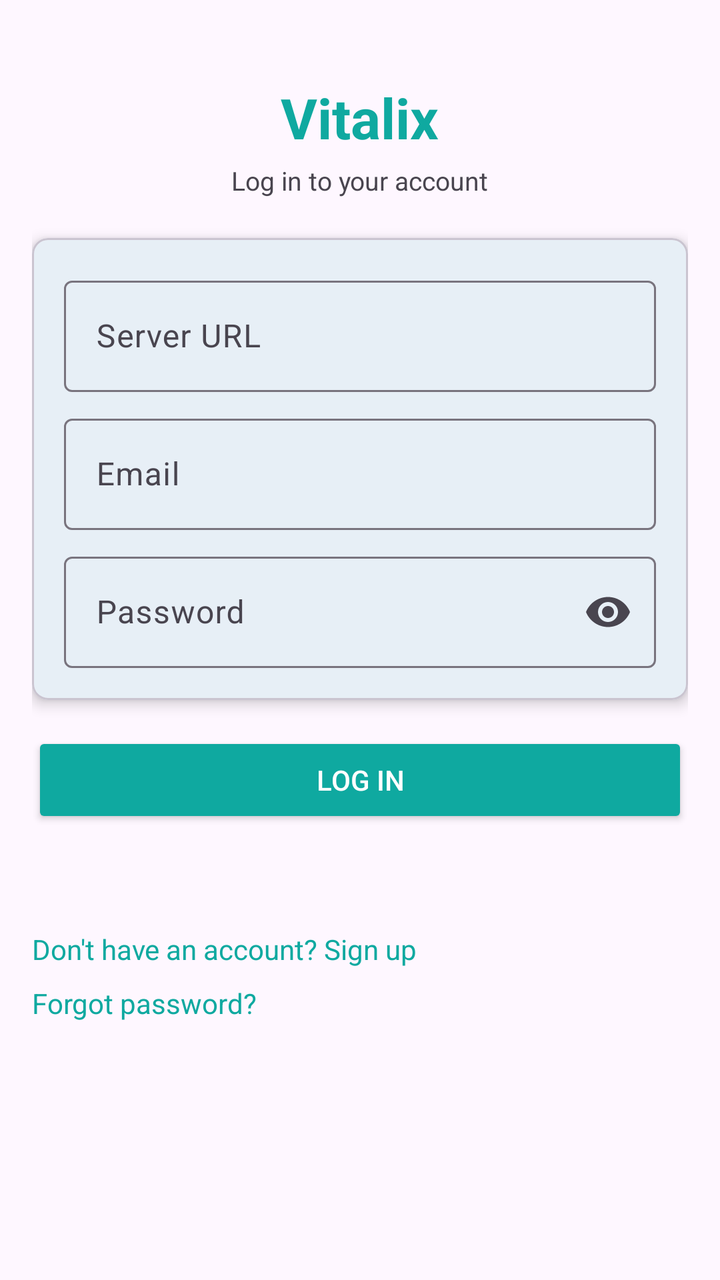
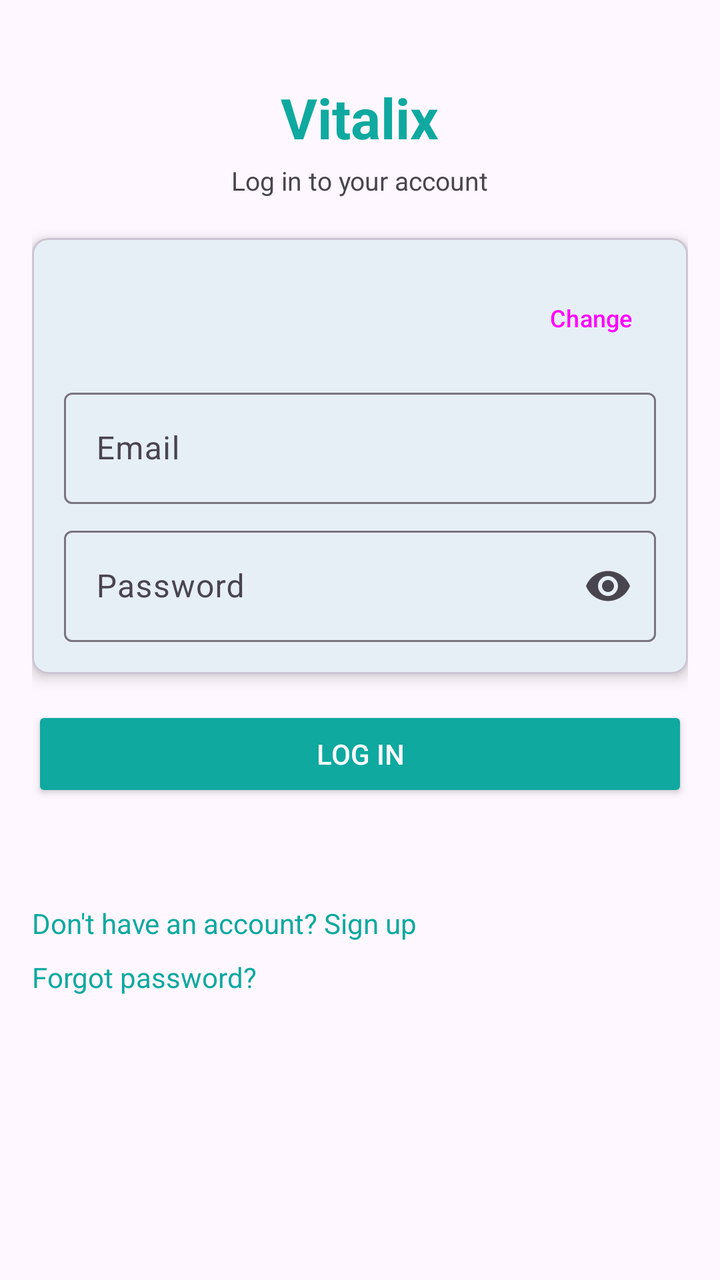

The first picture is an Android layout as it rendered before a commit; the second is the same layout after the commit. The layout source and the unified diff follow.
<!-- AndroidManifest.xml: activity theme Theme.Vitalix -->
<!-- res/layout/activity_login.xml -->
<?xml version="1.0" encoding="utf-8"?>
<ScrollView xmlns:android="http://schemas.android.com/apk/res/android"
    xmlns:app="http://schemas.android.com/apk/res-auto"
    android:layout_width="match_parent"
    android:layout_height="match_parent"
    android:padding="16dp">

    <LinearLayout
        android:layout_width="match_parent"
        android:layout_height="wrap_content"
        android:orientation="vertical">

        <TextView
            android:layout_width="wrap_content"
            android:layout_height="wrap_content"
            android:layout_gravity="center_horizontal"
            android:layout_marginTop="24dp"
            android:layout_marginBottom="4dp"
            android:text="Vitalix"
            android:textColor="@color/vital_teal"
            android:textSize="28sp"
            android:textStyle="bold" />

        <TextView
            android:layout_width="wrap_content"
            android:layout_height="wrap_content"
            android:layout_gravity="center_horizontal"
            android:layout_marginBottom="20dp"
            android:text="Log in to your account"
            android:textSize="13sp" />

        <com.google.android.material.card.MaterialCardView
            android:layout_width="match_parent"
            android:layout_height="wrap_content"
            android:layout_marginBottom="16dp"
            app:cardCornerRadius="8dp"
            app:cardElevation="4dp">

            <LinearLayout
                android:layout_width="match_parent"
                android:layout_height="wrap_content"
                android:orientation="vertical"
                android:padding="16dp">

                <com.google.android.material.textfield.TextInputLayout
                    style="@style/Widget.Material3.TextInputLayout.OutlinedBox"
                    android:layout_width="match_parent"
                    android:layout_height="wrap_content"
                    android:layout_marginBottom="8dp"
                    android:hint="Server URL">

                    <com.google.android.material.textfield.TextInputEditText
                        android:id="@+id/editServerUrl"
                        android:layout_width="match_parent"
                        android:layout_height="wrap_content"
                        android:inputType="textUri" />
                </com.google.android.material.textfield.TextInputLayout>

                <com.google.android.material.textfield.TextInputLayout
                    style="@style/Widget.Material3.TextInputLayout.OutlinedBox"
                    android:layout_width="match_parent"
                    android:layout_height="wrap_content"
                    android:layout_marginBottom="8dp"
                    android:hint="Email">

                    <com.google.android.material.textfield.TextInputEditText
                        android:id="@+id/editEmail"
                        android:layout_width="match_parent"
                        android:layout_height="wrap_content"
                        android:inputType="textEmailAddress" />
                </com.google.android.material.textfield.TextInputLayout>

                <com.google.android.material.textfield.TextInputLayout
                    style="@style/Widget.Material3.TextInputLayout.OutlinedBox"
                    android:layout_width="match_parent"
                    android:layout_height="wrap_content"
                    android:hint="Password"
                    app:endIconMode="password_toggle">

                    <com.google.android.material.textfield.TextInputEditText
                        android:id="@+id/editPassword"
                        android:layout_width="match_parent"
                        android:layout_height="wrap_content"
                        android:inputType="textPassword" />
                </com.google.android.material.textfield.TextInputLayout>

            </LinearLayout>
        </com.google.android.material.card.MaterialCardView>

        <Button
            android:id="@+id/btnLogin"
            android:layout_width="match_parent"
            android:layout_height="wrap_content"
            android:layout_marginBottom="8dp"
            android:backgroundTint="@color/vital_teal"
            android:text="Log in"
            android:textColor="@color/white" />

        <TextView
            android:id="@+id/txtStatus"
            android:layout_width="match_parent"
            android:layout_height="wrap_content"
            android:layout_marginTop="8dp"
            android:layout_marginBottom="16dp"
            android:textAlignment="center"
            android:textColor="#D0342C" />

        <TextView
            android:id="@+id/linkSignup"
            android:layout_width="match_parent"
            android:layout_height="wrap_content"
            android:layout_marginBottom="8dp"
            android:text="Don't have an account? Sign up"
            android:textAlignment="center"
            android:textColor="@color/vital_teal" />

        <TextView
            android:id="@+id/linkForgot"
            android:layout_width="match_parent"
            android:layout_height="wrap_content"
            android:text="Forgot password?"
            android:textAlignment="center"
            android:textColor="@color/vital_teal" />

    </LinearLayout>
</ScrollView>
<!-- resources referenced by this layout -->
<resources>
  <color name="vital_teal">#0FA9A0</color>
  <color name="white">#FFFFFFFF</color>
  <style name="Theme.Vitalix" parent="Base.Theme.Vitalix" />
  <style name="Base.Theme.Vitalix" parent="Theme.Material3.DayNight.NoActionBar">
          <item name="colorPrimary">@color/vital_teal</item>
          <item name="colorOnPrimary">@color/white</item>
          <item name="colorSecondary">@color/pulse_green</item>
          <item name="colorOnSecondary">@color/black</item>
      </style>
  <color name="pulse_green">#34D399</color>
  <color name="black">#FF000000</color>
</resources>

<!-- the commit's change to res/layout/activity_login.xml (unified diff, before → after) -->
@@ -42,19 +42,31 @@
                 android:orientation="vertical"
                 android:padding="16dp">
 
-                <com.google.android.material.textfield.TextInputLayout
-                    style="@style/Widget.Material3.TextInputLayout.OutlinedBox"
+                <LinearLayout
                     android:layout_width="match_parent"
                     android:layout_height="wrap_content"
                     android:layout_marginBottom="8dp"
-                    android:hint="Server URL">
+                    android:gravity="center_vertical"
+                    android:orientation="horizontal">
 
-                    <com.google.android.material.textfield.TextInputEditText
-                        android:id="@+id/editServerUrl"
-                        android:layout_width="match_parent"
+                    <TextView
+                        android:id="@+id/txtServerUrl"
+                        android:layout_width="0dp"
                         android:layout_height="wrap_content"
-                        android:inputType="textUri" />
-                </com.google.android.material.textfield.TextInputLayout>
+                        android:layout_weight="1"
+                        android:ellipsize="middle"
+                        android:singleLine="true"
+                        android:textSize="12sp" />
+
+                    <Button
+                        android:id="@+id/btnChangeServerUrl"
+                        style="?attr/borderlessButtonStyle"
+                        android:layout_width="wrap_content"
+                        android:layout_height="wrap_content"
+                        android:minWidth="0dp"
+                        android:text="Change"
+                        android:textSize="12sp" />
+                </LinearLayout>
 
                 <com.google.android.material.textfield.TextInputLayout
                     style="@style/Widget.Material3.TextInputLayout.OutlinedBox"
